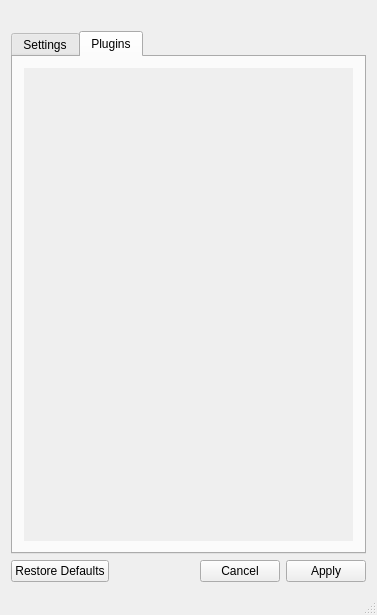
Qt form designer/mainwindow.ui (l0drex/Yin-Yang) before a commit.
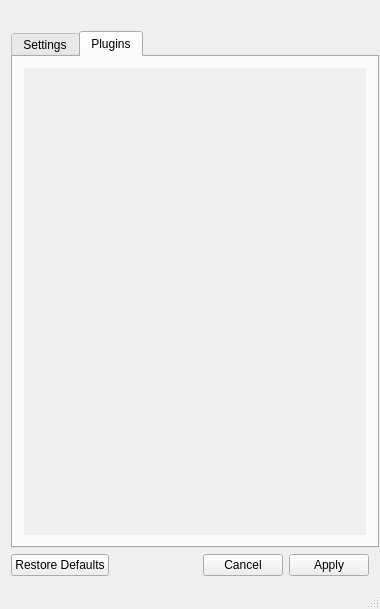
The same form after that commit. The open tabs and pages were chosen to show the change. Icons and pictures are not drawn.

Commit message: Fixed width of window being too small

```diff
--- a/designer/mainwindow.ui
+++ b/designer/mainwindow.ui
@@ -9,8 +9,8 @@
    <rect>
     <x>0</x>
     <y>0</y>
-    <width>377</width>
-    <height>615</height>
+    <width>380</width>
+    <height>609</height>
    </rect>
   </property>
   <property name="minimumSize">
@@ -47,6 +47,15 @@
     </item>
     <item>
      <widget class="QTabWidget" name="tab_widget">
+      <property name="minimumSize">
+       <size>
+        <width>368</width>
+        <height>0</height>
+       </size>
+      </property>
+      <property name="currentIndex">
+       <number>1</number>
+      </property>
       <widget class="QWidget" name="settings">
        <attribute name="title">
         <string>Settings</string>
@@ -325,8 +334,8 @@
             <rect>
              <x>0</x>
              <y>0</y>
-             <width>88</width>
-             <height>18</height>
+             <width>348</width>
+             <height>387</height>
             </rect>
            </property>
            <layout class="QVBoxLayout" name="plugins_scroll_content_layout"/>
```
The commit also changes 1 other file.
